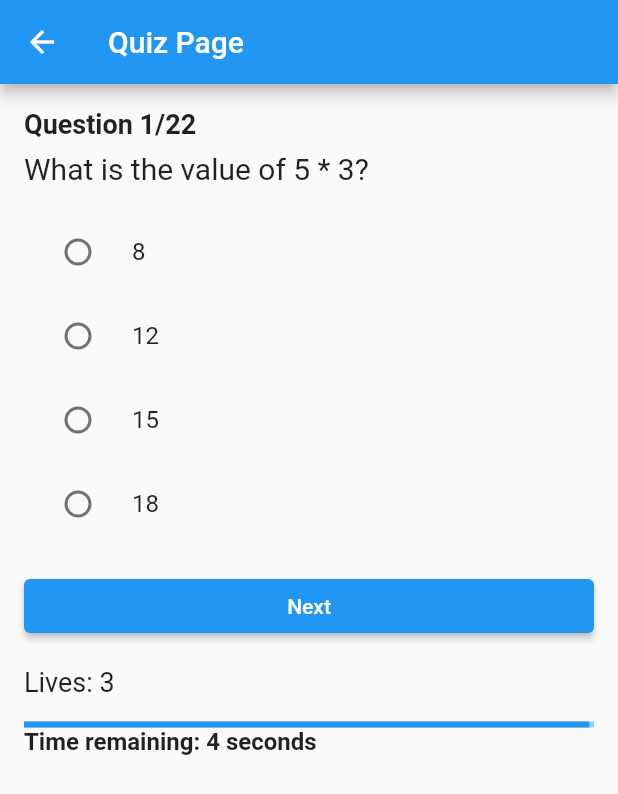
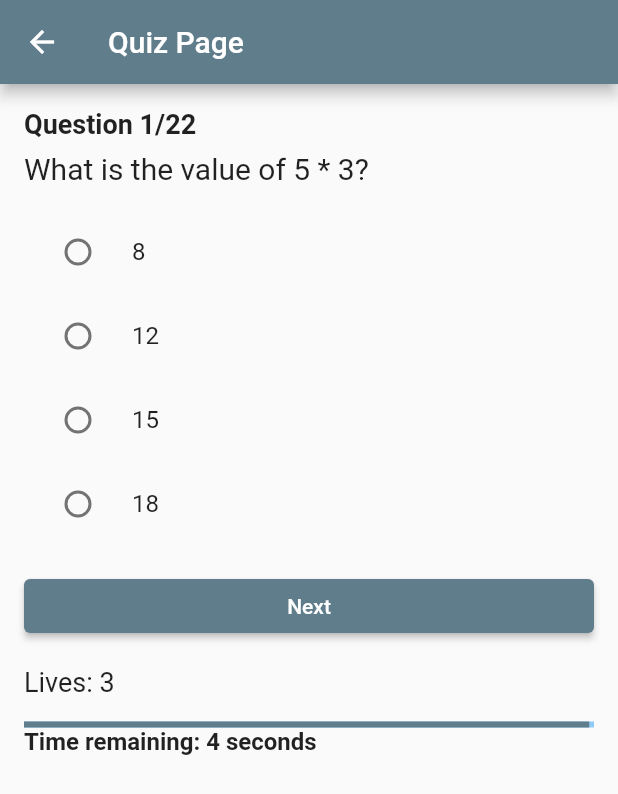
Before and after one commit to Nishita2000/QuizApp, a Flutter app: the screen it shows after launch, after a tap on "Start Quiz", on a phone screen of 412 x 824 dp. Shown: the top 794 px of the screen. Run offline on Flutter 3.47's test engine with Material 2 defaults, Android fonts, the phone set to English and light mode, and no system bars.

Commit message:
UI updated

```diff
--- a/lib/final_page.dart
+++ b/lib/final_page.dart
@@ -10,6 +10,7 @@ class FinalPage extends StatelessWidget {
   Widget build(BuildContext context) {
     return Scaffold(
       appBar: AppBar(
+        backgroundColor: Colors.blueGrey,
         title: Text('Quiz Result'),
       ),
       body: Center(
--- a/lib/intro_page.dart
+++ b/lib/intro_page.dart
@@ -6,6 +6,7 @@ class IntroPage extends StatelessWidget {
   Widget build(BuildContext context) {
     return Scaffold(
       appBar: AppBar(
+        backgroundColor: Colors.blueGrey,
         title: Text('Quiz App'),
       ),
       body: Center(
@@ -29,6 +30,9 @@ class IntroPage extends StatelessWidget {
                   ),
                 );
               },
+              style: ButtonStyle(
+                backgroundColor: MaterialStateProperty.all<Color>(Colors.blueGrey), // Change the color here
+              ),
               child: Text('Start Quiz'),
             ),
           ],
--- a/lib/quiz_page.dart
+++ b/lib/quiz_page.dart
@@ -238,6 +238,7 @@ class _QuizPageState extends State<QuizPage> {
 
     return Scaffold(
       appBar: AppBar(
+        backgroundColor: Colors.blueGrey,
         title: Text('Quiz Page'),
       ),
       body: Padding(
@@ -265,6 +266,7 @@ class _QuizPageState extends State<QuizPage> {
                     title: Text(option),
                     value: option,
                     groupValue: questions[questionIndex].selectedOption,
+                    activeColor: Colors.blueGrey,
                     onChanged: (value) {
                       setState(() {
                         questions[questionIndex].selectedOption =
@@ -281,6 +283,9 @@ class _QuizPageState extends State<QuizPage> {
                   answerQuestion(questions[questionIndex].selectedOption!);
                 }
               },
+              style: ButtonStyle(
+                backgroundColor: MaterialStateProperty.all<Color>(Colors.blueGrey), // Change the color here
+              ),
               child: Text(buttonText),
             ),
             SizedBox(height: 16),
@@ -291,6 +296,7 @@ class _QuizPageState extends State<QuizPage> {
             SizedBox(height: 16),
             LinearProgressIndicator(
               value: progressValue,
+              valueColor: AlwaysStoppedAnimation<Color>(Colors.blueGrey),
             ),
             Text(
               'Time remaining: $secondsRemaining seconds',
```
